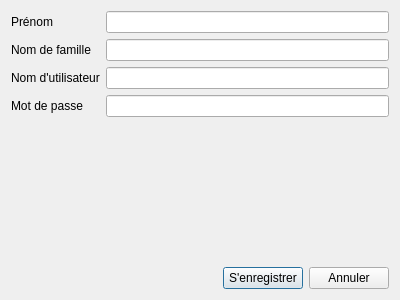
jerome-diver/OC-openFoodFacts, file ui/sign-up.ui: the form before one commit.
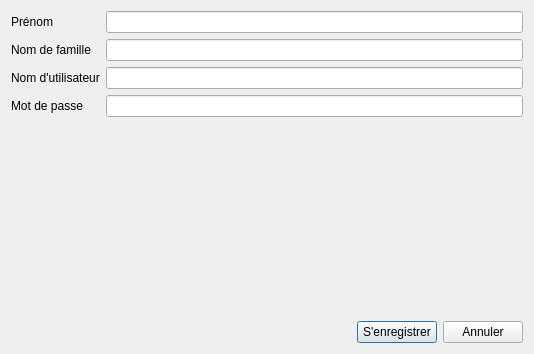
The form after the commit. Icons and pictures are not drawn.

Diff of the .ui file:
```diff
--- a/ui/sign-up.ui
+++ b/ui/sign-up.ui
@@ -6,8 +6,8 @@
    <rect>
     <x>0</x>
     <y>0</y>
-    <width>400</width>
-    <height>300</height>
+    <width>534</width>
+    <height>354</height>
    </rect>
   </property>
   <property name="windowTitle">
@@ -17,6 +17,9 @@
    <iconset resource="images.qrc">
     <normaloff>:/images/assets/images/icon.png</normaloff>:/images/assets/images/icon.png</iconset>
   </property>
+  <property name="styleSheet">
+   <string notr="true">background-image: url(:/images/assets/images/openfoodfacts+oc.png);</string>
+  </property>
   <layout class="QVBoxLayout" name="verticalLayout">
    <item>
     <layout class="QGridLayout" name="gridLayout">
```
